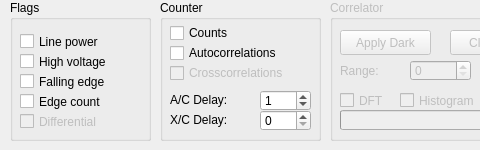
First picture: the form in line.ui, repository ahp-electronics/xc-gui, before the edit; both pictures show x 0 to 480 and y 0 to 150 of the 1211 by 150 pixel window.
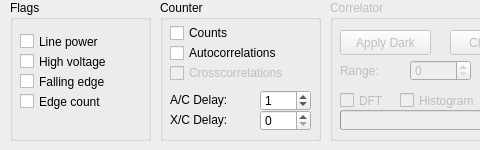
Second picture: the form after the edit.

What changed in the file:
```diff
--- a/line.ui
+++ b/line.ui
@@ -77,22 +77,6 @@
      <string>Edge count</string>
     </property>
    </widget>
-   <widget class="QCheckBox" name="flag4">
-    <property name="enabled">
-     <bool>false</bool>
-    </property>
-    <property name="geometry">
-     <rect>
-      <x>10</x>
-      <y>110</y>
-      <width>121</width>
-      <height>23</height>
-     </rect>
-    </property>
-    <property name="text">
-     <string>Differential</string>
-    </property>
-   </widget>
   </widget>
   <widget class="QGroupBox" name="Correlator">
    <property name="enabled">
```
